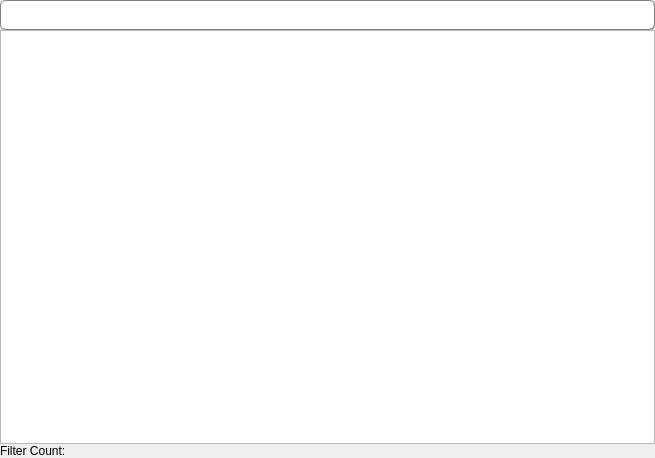
BlueQuartzSoftware/SIMPL, file Source/SVWidgetsLib/Widgets/UI_Files/FilterListToolboxWidget.ui: the form before one commit.
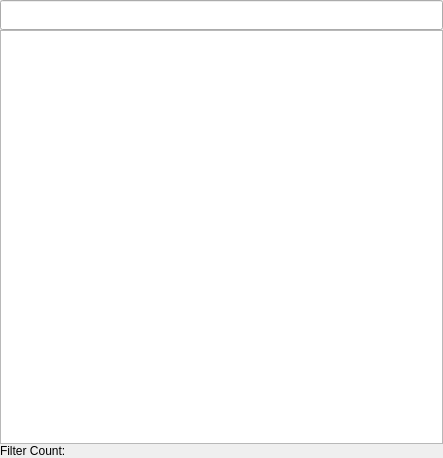
The form after the commit. Custom widgets are drawn as their Qt base class.

Commit message: Remove built in styling of the FilterListToolboxWidget

```diff
--- a/Source/SVWidgetsLib/Widgets/UI_Files/FilterListToolboxWidget.ui
+++ b/Source/SVWidgetsLib/Widgets/UI_Files/FilterListToolboxWidget.ui
@@ -6,7 +6,7 @@
    <rect>
     <x>0</x>
     <y>0</y>
-    <width>655</width>
+    <width>443</width>
     <height>458</height>
    </rect>
   </property>
@@ -49,39 +49,6 @@
        <height>30</height>
       </size>
      </property>
-     <property name="styleSheet">
-      <string notr="true">QLineEdit {
-    color: rgb(127, 0, 63);
-    selection-color: white;
-    border: 1px groove gray;
-    border-top-left-radius: 5px;
-    border-top-right-radius: 5px;
-    border-bottom-left-radius: 5px;
-    border-bottom-right-radius: 5px;
-    padding: 2px 4px;
-}
-QLineEdit:focus {
-    color: rgb(127, 0, 63);
-    selection-color: white;
-    border: 1px groove gray;
-    border-top-left-radius: 5px;
-    border-top-right-radius: 5px;
-    border-bottom-left-radius: 5px;
-    border-bottom-right-radius: 5px;
-    padding: 2px 4px;
-}
-
-QLineEdit:edit-focus {
-    color: rgb(127, 0, 63);
-    selection-color: white;
-    border: 1px groove gray;
-    border-top-left-radius: 5px;
-    border-top-right-radius: 5px;
-    border-bottom-left-radius: 5px;
-    border-bottom-right-radius: 5px;
-    padding: 2px 4px;
-}</string>
-     </property>
      <property name="text">
       <string/>
      </property>
```
